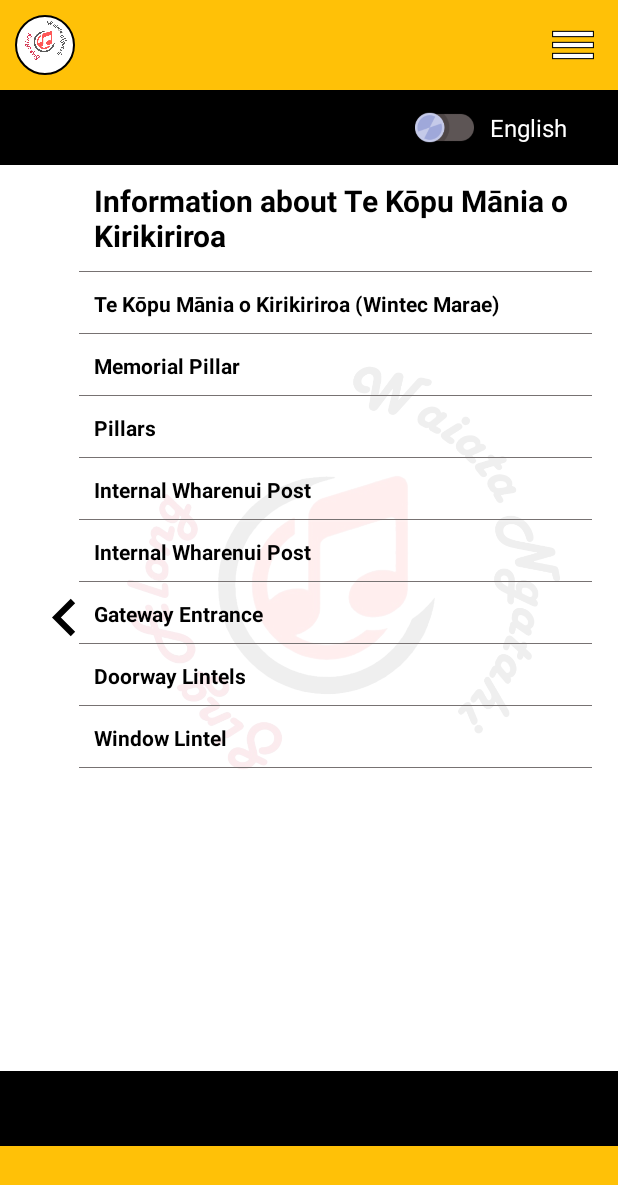
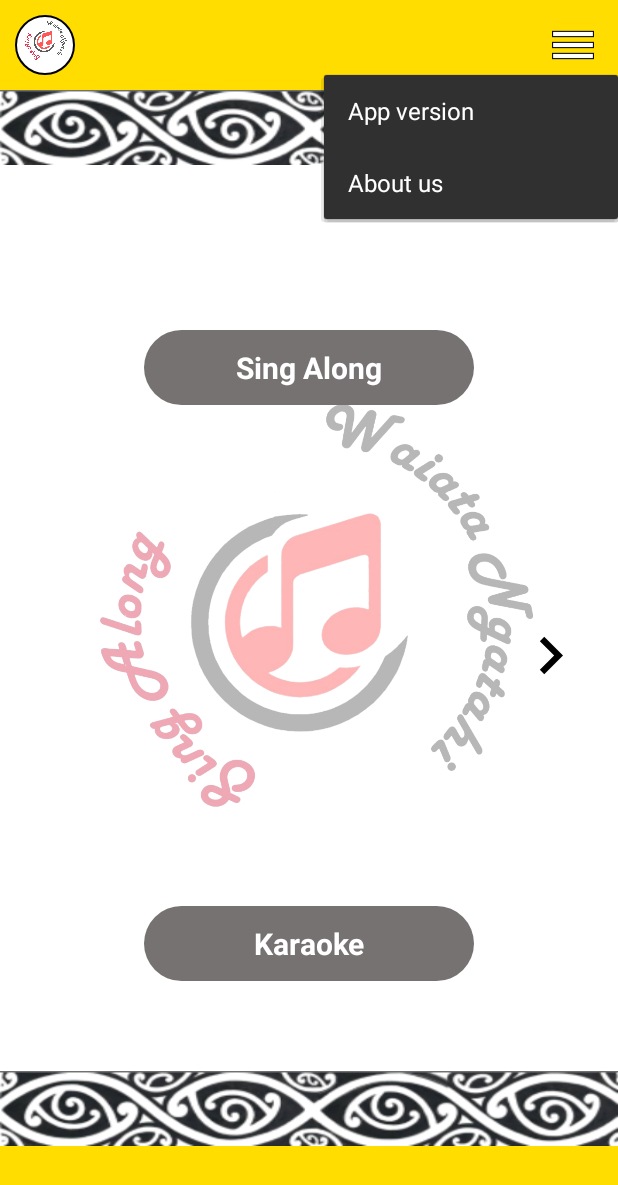
Before and after one commit to akhilgshine/SingAlong, an Android app: the screen it shows after launch (MainActivity), after a tap on an icon or button, on a phone screen of 412 x 824 dp. Shown: the top 1185 px of the screen. Run offline under Robolectric (Android 15) with nearby library versions, the phone set to English and light mode, and no system bars.

Commit message:
all changes added

```diff
--- a/app/src/main/AndroidManifest.xml
+++ b/app/src/main/AndroidManifest.xml
@@ -28,7 +28,11 @@
         <activity
             android:name=".MaraeCulture"
             android:theme="@style/Theme.AppCompat.NoActionBar" />
-<!--        <activity-->
+        <activity android:name=".AboutUs"
+            android:theme="@style/Theme.AppCompat.NoActionBar" />
+        <activity android:name=".AppVersion"
+            android:theme="@style/Theme.AppCompat.NoActionBar" />
+        <!--        <activity-->
 <!--            android:name=".MaraeTemple"-->
 <!--            android:theme="@style/Theme.AppCompat.NoActionBar" />-->
     </application>
--- a/app/src/main/java/com/example/singalong/MainActivity.java
+++ b/app/src/main/java/com/example/singalong/MainActivity.java
@@ -10,6 +10,7 @@ import android.os.Build;
 import android.os.Bundle;
 import android.util.DisplayMetrics;
 import android.view.LayoutInflater;
+import android.view.MenuItem;
 import android.view.View;
 import android.view.ViewGroup;
 import android.view.animation.Animation;
@@ -19,8 +20,10 @@ import android.widget.Filter;
 import android.widget.ImageView;
 import android.widget.LinearLayout;
 import android.widget.ListView;
+import android.widget.PopupMenu;
 import android.widget.RelativeLayout;
 import android.widget.TextView;
+import android.widget.Toast;
 
 import org.json.JSONException;
 
@@ -134,18 +137,30 @@ public class MainActivity extends AppCompatActivity {
         navButton.setOnClickListener(new View.OnClickListener() {
             @Override
             public void onClick(View view) {
-                if(!openClose)
-                {
-                    listParent.setVisibility(View.VISIBLE);
-                    listParent.animate().translationX(0);
-                    openClose=true;
-                }
-                else
-                {
-                    listParent.animate().translationX(width);
-                    openClose=false;
-                }
+                //Creating the instance of PopupMenu
+                PopupMenu popup = new PopupMenu(MainActivity.this, navButton);
+                //Inflating the Popup using xml file
+                popup.getMenuInflater()
+                        .inflate(R.menu.popup, popup.getMenu());
 
+                //registering popup with OnMenuItemClickListener
+                popup.setOnMenuItemClickListener(new PopupMenu.OnMenuItemClickListener() {
+                    public boolean onMenuItemClick(MenuItem item) {
+                        int id = item.getItemId();
+                        if(id ==  R.id.app_version){
+                            Intent intent = new Intent(getBaseContext(), AppVersion.class);
+                            startActivity(intent);
+
+                        }
+                        if(id ==  R.id.about_us){
+                            Intent intent = new Intent(getBaseContext(), AboutUs.class);
+                            startActivity(intent);
+                        }
+                        return true;
+                    }
+                });
+
+                popup.show(); //showing popup menu
             }
         });
 
@@ -224,35 +239,15 @@ public class MainActivity extends AppCompatActivity {
                 @Override
                 public void onClick(View view) {
                     int pos = (int) tvSectionTitle.getTag();
-//                    if (pos == 1) {
-//                        Intent karaoke = new Intent(MainActivity.this, MaraeCulture.class);
-//                        startActivity(karaoke);
-//
-//                    } else if (pos == 2) {
-//                        Intent karaoke = new Intent(MainActivity.this, MaraeTemple.class);
-//                        startActivity(karaoke);
-//
-//                    } else if (pos == 3) {
-//                        Intent karaoke = new Intent(MainActivity.this, MaraeCarvings.class);
-//                        startActivity(karaoke);
-//
-//                    } else if (pos == 4) {
-//
 
                     if(pos!=0)
                     {
                         Intent nextScreen = new Intent(MainActivity.this, MaraeCulture.class);
                         nextScreen.putExtra("title",titleArray[pos]);
                         nextScreen.putExtra("content",contentsArray[pos]);
+                        nextScreen.putExtra("position",String.valueOf(pos));
                         startActivity(nextScreen);
                     }
-
-                    else {
-                        Intent karaoke = new Intent(MainActivity.this, Karoke.class);
-//                        startActivity(karaoke);
-                    }
-
-
 
                 }
             });
--- a/app/src/main/res/layout/activity_main.xml
+++ b/app/src/main/res/layout/activity_main.xml
@@ -29,10 +29,19 @@
     </RelativeLayout>
     <RelativeLayout
         android:layout_width="match_parent"
-        android:background="@color/colorBlack"
+        android:background="@drawable/blackandwhite"
         android:gravity="center_vertical"
         android:layout_height="50dp">
 
+
+    </RelativeLayout>
+    <LinearLayout
+        android:layout_height="wrap_content"
+        android:layout_width="match_parent"
+        android:gravity="center|right"
+        android:id="@+id/langLayout"
+        android:background="@color/colorWhite"
+        android:orientation="horizontal">
         <ImageView
             android:layout_width="50dp"
             android:src="@drawable/tog_off"
@@ -50,9 +59,9 @@
             android:layout_centerVertical="true"
             android:text="English"
             android:layout_alignParentRight="true"
-            android:textColor="@color/colorWhite"
+            android:textColor="@color/colorBlack"
             android:layout_height="wrap_content"/>
-    </RelativeLayout>
+    </LinearLayout>
     <RelativeLayout
         android:layout_width="match_parent"
         android:layout_height="0dp"
@@ -151,7 +160,7 @@
     </RelativeLayout>
     <RelativeLayout
         android:layout_width="match_parent"
-        android:background="@color/colorBlack"
+        android:background="@drawable/blackandwhite"
         android:gravity="center_vertical"
         android:layout_height="50dp"></RelativeLayout>
     <RelativeLayout
--- /dev/null
+++ b/app/src/main/res/menu/popup.xml
@@ -0,0 +1,13 @@
+<menu xmlns:android="http://schemas.android.com/apk/res/android" >
+
+    <item
+        android:id="@+id/app_version"
+        android:title="@string/app_version"/>
+
+    <item
+        android:id="@+id/about_us"
+        android:title="@string/about_us"/>
+
+
+
+</menu>
--- a/app/src/main/res/values/colors.xml
+++ b/app/src/main/res/values/colors.xml
@@ -5,7 +5,7 @@
     <color name="colorAccent">#D81B60</color>
     <color name="colorWhite">#FFFFFF</color>
     <color name="colorBlack">#000000</color>
-    <color name="colorPeach">#FFC107</color>
+    <color name="colorPeach">#FFDD00</color>
     <color name="colorGrey">#777272</color>
     <color name="transcolorWhite">#90FFFFFF</color>
     <color name="transparent">#00FFFFFF</color>
--- a/app/src/main/res/values/strings.xml
+++ b/app/src/main/res/values/strings.xml
@@ -2,9 +2,14 @@
     <string name="app_name">SingAlong</string>
     <string name="sing_along">Sing Along</string>
     <string name="karaoke">Karaoke</string>
+    <string name="about_us">About us</string>
+    <string name="app_version">App version</string>
+    <string name="_2019_onetrickponies">2019 OneTrickPonies Inc.\n This app is property of the Waikato Institute of Technology</string>
+    <string name="about_data">Founded in 2019, OneTrickPonies aspires to give all of our clients a fantastic app. Our philosophy is that every customer should have an app that will be a useful tool in their workplace or even their day to day lives. \n \n Whether you’re a large fortune 500 company, a small start-up, or even just one person with a dream, we will fulfill the requests, big or small.</string>
     <string-array name="title_array">
         <item>Information about Te Kōpu Mānia o Kirikiriroa</item>
-        <item>Te Kōpu Mānia o Kirikiriroa (Wintec Marae)</item>
+        <item>Wintec Marae</item>
+        <item> Marae Carvings</item>
         <item>Memorial Pillar</item>
         <item>Pillars</item>
         <item>Internal Wharenui Post</item>
@@ -16,7 +21,8 @@
 
     <string-array name="content_array">
         <item> </item>
-        <item>The marae complex takes its name from an area famous for its rich, fertile lands and gardens that linked the network of Waikato sub-tribes (hapū) who lived along the banks of the Waikato River.To learn more about the marae, click here. </item>
+        <item> <![CDATA[<p>The marae complex takes its name from an area famous for its rich, fertile lands and gardens that linked the network of Waikato sub-tribes (hapū) who lived along the banks of the Waikato River.To learn more about the marae,<a href="https://www.wintec.ac.nz/about-wintec/m%C4%81ori-and-pasifika/wintec-marae"> click here. </a> </p>]]> </item>
+        <item> <![CDATA[<p>Wintec’s marae features an array of carvings, designed and created by Tainui master carver Warren McGrath, Ngāti Raukawa, a former Wintec student.To learn more about the carvings,<a href="https://www.wintec.ac.nz/about-wintec/m%C4%81ori-and-pasifika/wintec-marae/marae-carvings"> click here. </a> </p>]]> </item>
         <item>On the marae courtyard is 7.5 metre pillar in the form of a waka. \n \n This is the waka maumahara (memorial pillar) which faces Taupiri mountain. At the top of the waka maumahara stands the native kaahu (hawk) representing the Māori Queen Dame Te Ata irangikaahu. \n \n Below this are five niho taniwha, a pattern representing the five Māori kings. \n
             \n Learning and knowledge are symbolised with manaia and matakupenga patterns through the centre, with the pūhoro design representing the Waikato River. </item>
         <item>Near the waka maumahara (memorial pillar ) are seven smaller pou whakarae(pillars) which symbolise the star cluster Matariki (Pleiades). \n \n This star cluster is significant to Māori and Tainui culture. </item>
```
Also changed, not shown: app/src/main/java/com/example/singalong/AboutUs.java (added, +52 -0 lines), app/src/main/java/com/example/singalong/AppVersion.java (added, +22 -0 lines), app/src/main/java/com/example/singalong/MaraeCulture.java (+24 -1 lines), app/src/main/res/layout/about_us.xml (added, +80 -0 lines), app/src/main/res/layout/about_uslist.xml (added, +31 -0 lines), app/src/main/res/layout/app_version.xml (added, +67 -0 lines), app/src/main/res/drawable/akhil.png (added), app/src/main/res/drawable/blackandwhite.png (added), 1 other file.
